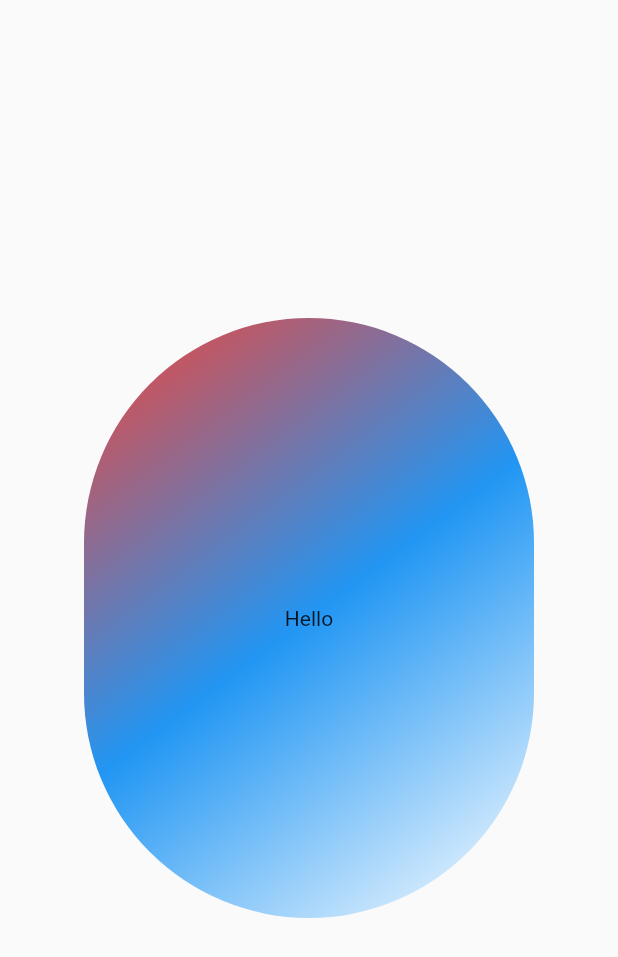
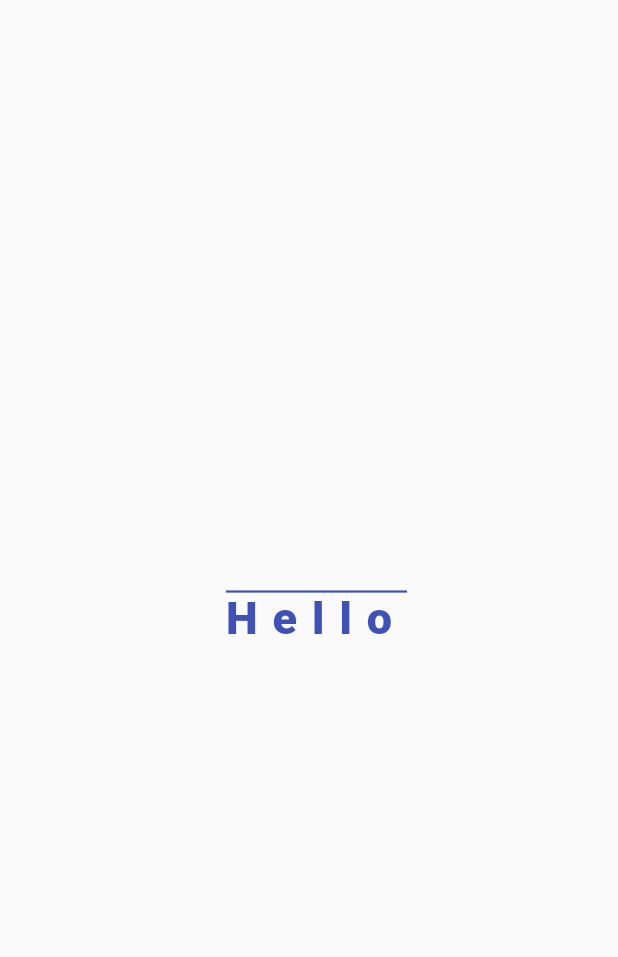
Before and after one commit to rabinacharya11/45-Days-Flutter-Bootcamp, a Flutter app: the screen it shows after launch, on a phone screen of 412 x 824 dp. Shown: the top 957 px of the screen. Run offline on Flutter 3.47's test engine with Material 2 defaults, Android fonts, the phone set to English and light mode, and no system bars.

Commit message:
text widget done

```diff
--- a/flutter_tut/lib/main.dart
+++ b/flutter_tut/lib/main.dart
@@ -31,25 +31,19 @@ class _HomeScreenState extends State<HomeScreen> {
         child: Container(
           height: 400,
           width: 300,
-          // color: Colors.red,
-          decoration: BoxDecoration(
-            gradient: LinearGradient(
-              colors: [
-                Colors.red,
-                Colors.blue,
-                Colors.white,
-              ],
-              begin: Alignment.topLeft,
-              end: Alignment.bottomRight,
-            ),
-            borderRadius: BorderRadius.only(
-              topLeft: Radius.circular(500),
-              bottomLeft: Radius.circular(500),
-              topRight: Radius.circular(500),
-              bottomRight: Radius.circular(500),
+          child: Center(
+            child: Text(
+              "Hello",
+              textAlign: TextAlign.start,
+              style: TextStyle(
+                color: Colors.indigo,
+                fontSize: 30,
+                fontWeight: FontWeight.w900,
+                decoration: TextDecoration.overline,
+                letterSpacing: 10,
+              ),
             ),
           ),
-          child: Center(child: Text("Hello")),
         ),
       ),
     );
```
